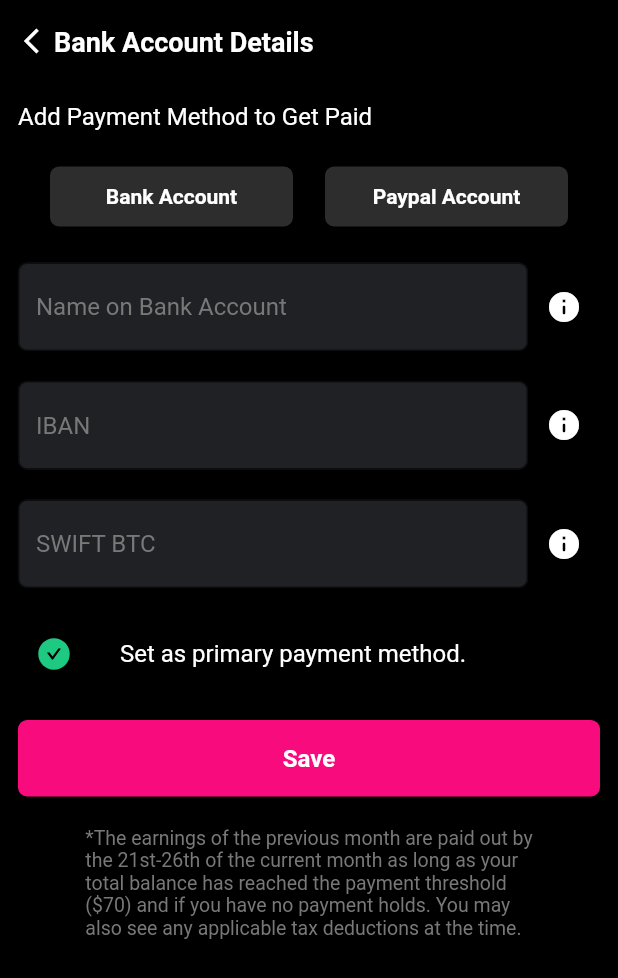
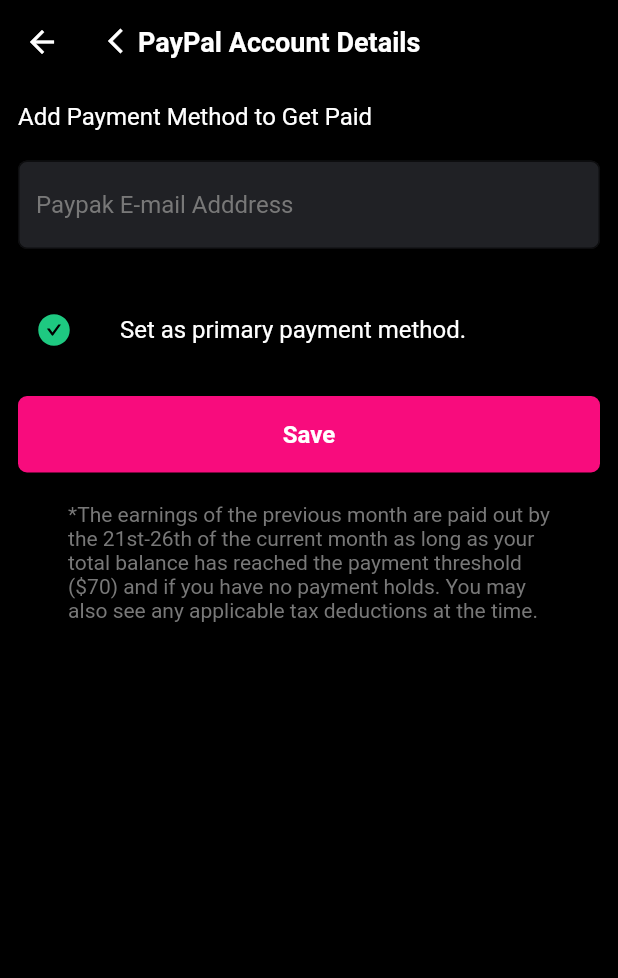
Before and after one commit to doublealpha21/playback_ui, a Flutter app: the screen it shows after launch, after a tap on "Paypal Account", on a phone screen of 412 x 824 dp. Shown: the top 978 px of the screen. Run offline on Flutter 3.47's test engine with Material 2 defaults, Android fonts, the phone set to English and light mode, and no system bars; our stand-ins replace expansion_tile_card, flutter_vector_icons.

Commit message:
paypal account

```diff
--- a/lib/screens/payment/bank_account.dart
+++ b/lib/screens/payment/bank_account.dart
@@ -1,4 +1,5 @@
 import 'package:flutter/material.dart';
+import 'package:playback_ui/screens/payment/paypal_account.dart';
 import 'package:playback_ui/utils/colors.dart';
 import 'package:playback_ui/utils/textfield.dart';
 import 'package:playback_ui/widgets/common_app_bar.dart';
@@ -58,9 +59,10 @@ class BankAccount extends StatelessWidget {
                 ),
                 ElevatedButton(
                   onPressed: () {
-                    // Navigator.push(context,
-                    //   MaterialPageRoute(builder: (context) => Settings_Screen()),
-                    // );
+                    Navigator.push(
+                      context,
+                      MaterialPageRoute(builder: (context) => PaypalAccount()),
+                    );
                   },
                   style: ElevatedButton.styleFrom(
                     shape: RoundedRectangleBorder(
--- /dev/null
+++ b/lib/screens/payment/paypal_account.dart
@@ -0,0 +1,77 @@
+import 'package:flutter/material.dart';
+import 'package:playback_ui/utils/colors.dart';
+import 'package:playback_ui/utils/textfield.dart';
+import 'package:playback_ui/widgets/common_app_bar.dart';
+import 'package:playback_ui/widgets/custom_button.dart';
+import 'package:playback_ui/widgets/horizontal_space.dart';
+import 'package:playback_ui/widgets/vertical_space.dart';
+import 'package:flutter_vector_icons/flutter_vector_icons.dart';
+
+class PaypalAccount extends StatelessWidget {
+  const PaypalAccount({Key? key}) : super(key: key);
+
+  @override
+  Widget build(BuildContext context) {
+    return Scaffold(
+      backgroundColor: ColorResources.Black,
+      appBar: const CommonAppBar(title: 'PayPal Account Details'),
+      body: Padding(
+        padding: const EdgeInsets.all(12.0),
+        child: Column(
+          crossAxisAlignment: CrossAxisAlignment.start,
+          children: [
+            const Text(
+              'Add Payment Method to Get Paid',
+              style: TextStyle(
+                color: ColorResources.White,
+                fontSize: 16,
+                fontWeight: FontWeight.w400,
+              ),
+            ),
+            VerticalSpace(),
+            Custom_Textfield(hint: 'Paypak E-mail Adddress'),
+            SizedBox(height: 30),
+            Row(
+              children: [
+                IconButton(
+                  onPressed: () {},
+                  icon: const Icon(
+                    AntDesign.checkcircle,
+                    color: ColorResources.PrimaryGreen,
+                  ),
+                ),
+                const HorizontalSpace(),
+                const Text('Set as primary payment method.',
+                    style: TextStyle(
+                      color: ColorResources.White,
+                      fontSize: 16,
+                      fontWeight: FontWeight.w400,
+                    ))
+              ],
+            ),
+            VerticalSpace(),
+            CustomButton(hint: 'Save', Colour: ColorResources.PrimaryPink),
+            VerticalSpace(),
+            Center(
+              child: Column(
+                children: const [
+                  Text(
+                      '*The earnings of the previous month are paid out by\n'
+                      'the 21st-26th of the current month as long as your\n'
+                      'total balance has reached the payment threshold\n'
+                      '(\$70) and if you have no payment holds. You may\n'
+                      'also see any applicable tax deductions at the time. ',
+                      style: TextStyle(
+                        color: ColorResources.GreyText,
+                        fontSize: 14,
+                        fontWeight: FontWeight.w400,
+                      ))
+                ],
+              ),
+            )
+          ],
+        ),
+      ),
+    );
+  }
+}
```
